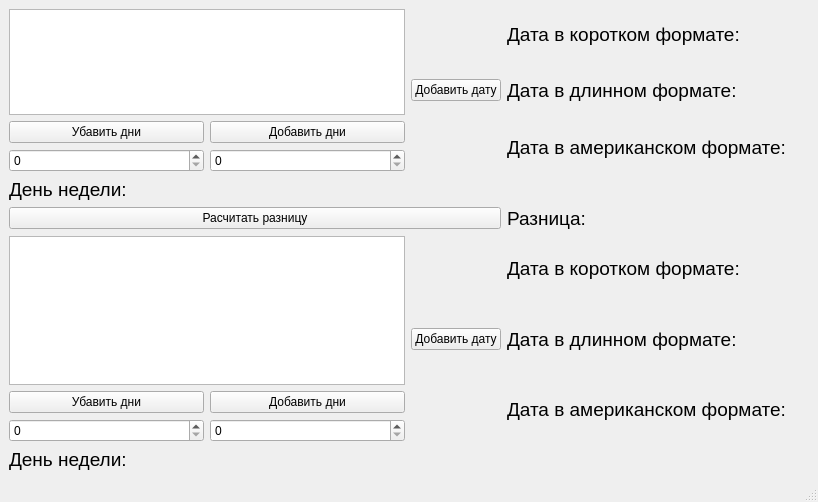
Old version of the form mainwindow.ui in the repository Mastmex/kursovaya.
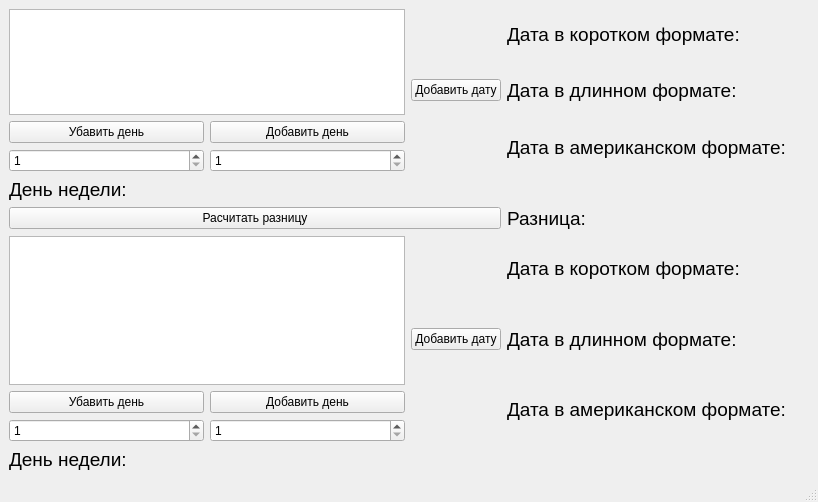
New version of the form.

Patch:
```diff
--- a/mainwindow.ui
+++ b/mainwindow.ui
@@ -106,7 +106,7 @@
              <string>&lt;html&gt;&lt;head/&gt;&lt;body&gt;&lt;p&gt;Оставьте поле снизу незаполненным, что бы добавить 1 день.&lt;/p&gt;&lt;/body&gt;&lt;/html&gt;</string>
             </property>
             <property name="text">
-             <string>Добавить дни</string>
+             <string>Добавить день</string>
             </property>
            </widget>
           </item>
@@ -116,12 +116,15 @@
              <string>&lt;html&gt;&lt;head/&gt;&lt;body&gt;&lt;p&gt;Оставьте поле снизу незаполненным, что бы убавить 1 день.&lt;/p&gt;&lt;/body&gt;&lt;/html&gt;</string>
             </property>
             <property name="text">
-             <string>Убавить дни</string>
+             <string>Убавить день</string>
             </property>
            </widget>
           </item>
           <item row="1" column="1">
            <widget class="QSpinBox" name="spinBox_4">
+            <property name="minimum">
+             <number>1</number>
+            </property>
             <property name="maximum">
              <number>99999</number>
             </property>
@@ -129,6 +132,9 @@
           </item>
           <item row="1" column="0">
            <widget class="QSpinBox" name="spinBox_3">
+            <property name="minimum">
+             <number>1</number>
+            </property>
             <property name="maximum">
              <number>99999</number>
             </property>
@@ -162,7 +168,7 @@
              <string>&lt;html&gt;&lt;head/&gt;&lt;body&gt;&lt;p&gt;Оставьте поле снизу незаполненным, что бы убавить 1 день.&lt;/p&gt;&lt;/body&gt;&lt;/html&gt;</string>
             </property>
             <property name="text">
-             <string>Убавить дни</string>
+             <string>Убавить день</string>
             </property>
            </widget>
           </item>
@@ -172,12 +178,15 @@
              <string>&lt;html&gt;&lt;head/&gt;&lt;body&gt;&lt;p&gt;Оставьте поле снизу незаполненным, что бы добавить 1 день.&lt;/p&gt;&lt;/body&gt;&lt;/html&gt;</string>
             </property>
             <property name="text">
-             <string>Добавить дни</string>
+             <string>Добавить день</string>
             </property>
            </widget>
           </item>
           <item row="1" column="0">
            <widget class="QSpinBox" name="spinBox">
+            <property name="minimum">
+             <number>1</number>
+            </property>
             <property name="maximum">
              <number>99999</number>
             </property>
@@ -185,6 +194,9 @@
           </item>
           <item row="1" column="1">
            <widget class="QSpinBox" name="spinBox_2">
+            <property name="minimum">
+             <number>1</number>
+            </property>
             <property name="maximum">
              <number>99999</number>
             </property>
```
